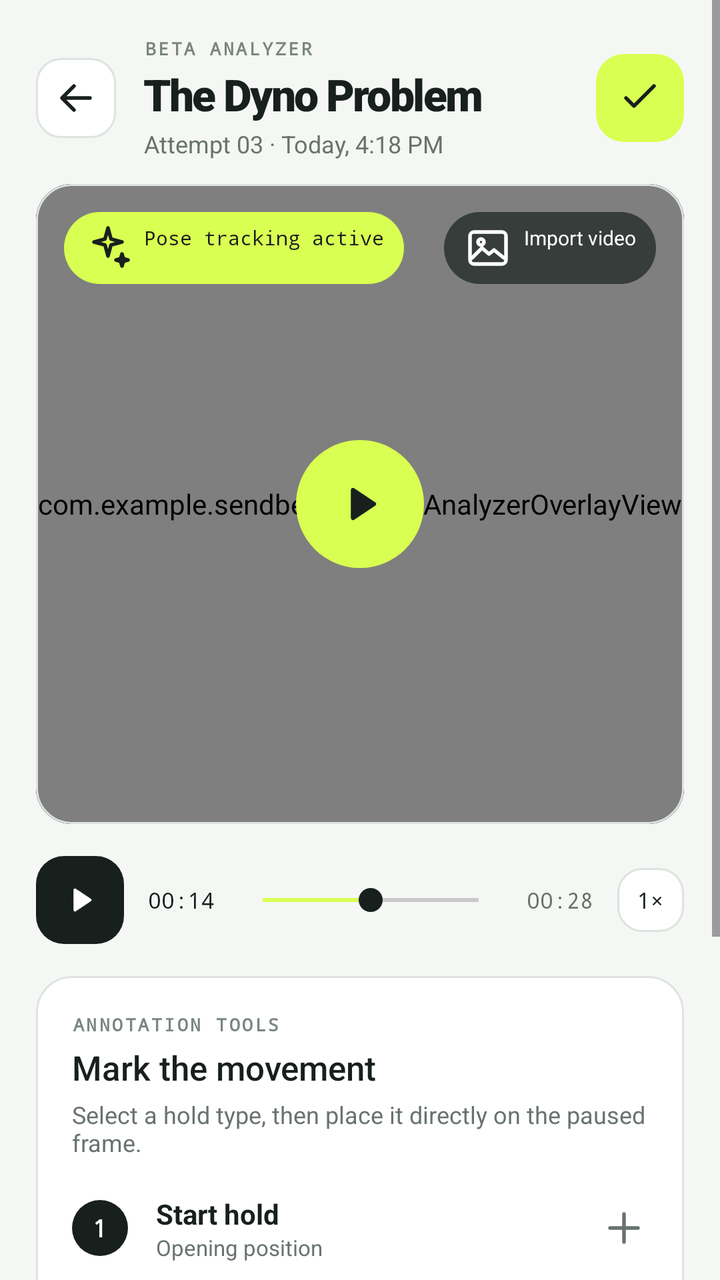
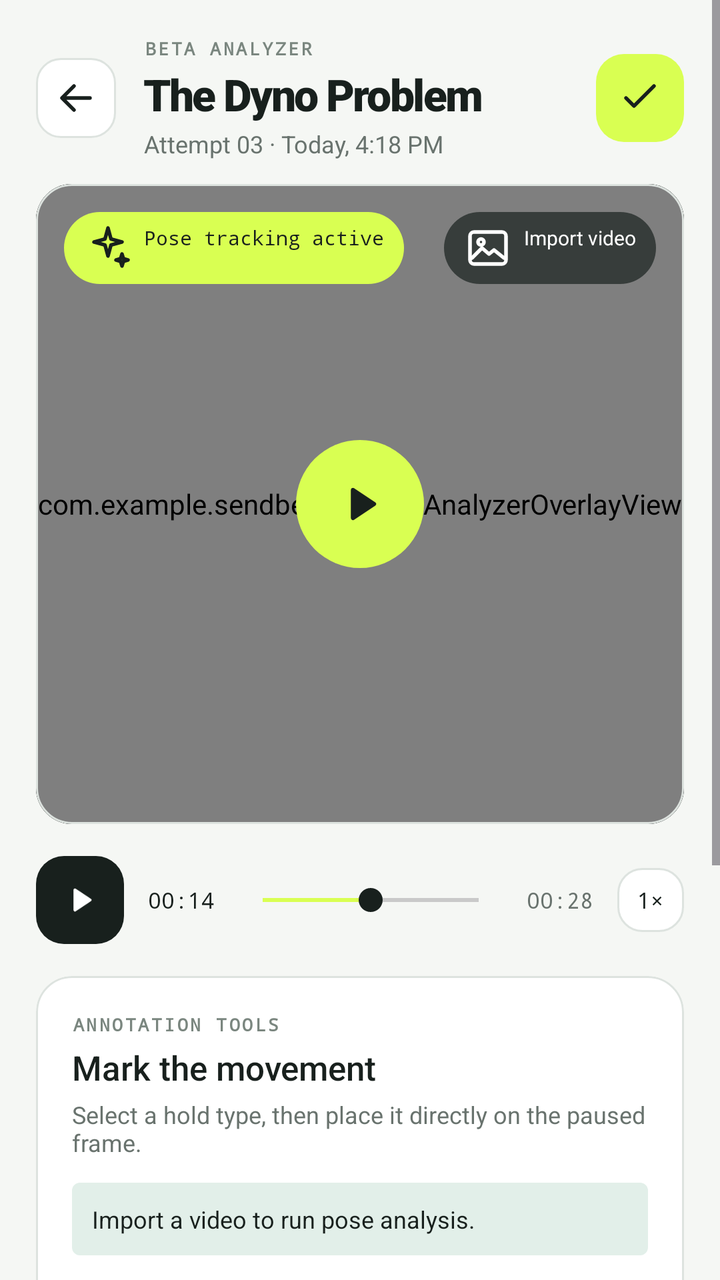

The first picture is an Android layout as it rendered before a commit; the second is the same layout after the commit. The layout source and the unified diff follow.
<!-- AndroidManifest.xml: application theme Theme.SendBeta -->
<!-- res/layout/fragment_analyzer.xml -->
<?xml version="1.0" encoding="utf-8"?>
<ScrollView
    xmlns:android="http://schemas.android.com/apk/res/android"
    xmlns:app="http://schemas.android.com/apk/res-auto"
    android:layout_width="match_parent"
    android:layout_height="match_parent"
    android:background="@color/paper"
    android:fillViewport="true">

    <LinearLayout
        android:layout_width="match_parent"
        android:layout_height="wrap_content"
        android:orientation="vertical"
        android:paddingBottom="100dp">

        
        <LinearLayout
            android:layout_width="match_parent"
            android:layout_height="wrap_content"
            android:gravity="center_vertical"
            android:orientation="horizontal"
            android:paddingHorizontal="18dp"
            android:paddingTop="18dp"
            android:paddingBottom="12dp">

            <ImageButton
                android:id="@+id/btn_back"
                android:layout_width="40dp"
                android:layout_height="40dp"
                android:background="@drawable/button_outlined"
                android:contentDescription="Back"
                android:src="@drawable/ic_back"
                app:tint="@color/ink" />

            <LinearLayout
                android:layout_width="0dp"
                android:layout_height="wrap_content"
                android:layout_marginStart="14dp"
                android:layout_weight="1"
                android:orientation="vertical">

                <TextView
                    android:layout_width="wrap_content"
                    android:layout_height="wrap_content"
                    android:fontFamily="monospace"
                    android:letterSpacing="0.13"
                    android:text="BETA ANALYZER"
                    android:textAllCaps="true"
                    android:textColor="#7A867F"
                    android:textSize="9sp"
                    android:textStyle="bold" />

                <TextView
                    android:id="@+id/analyzer_title"
                    android:layout_width="wrap_content"
                    android:layout_height="wrap_content"
                    android:layout_marginTop="2dp"
                    android:fontFamily="sans-serif-black"
                    android:letterSpacing="-0.04"
                    android:text="The Dyno Problem"
                    android:textColor="@color/ink"
                    android:textSize="22sp" />

                <TextView
                    android:id="@+id/analyzer_subtitle"
                    android:layout_width="wrap_content"
                    android:layout_height="wrap_content"
                    android:layout_marginTop="2dp"
                    android:text="Attempt 03 · Today, 4:18 PM"
                    android:textColor="@color/muted"
                    android:textSize="12sp" />
            </LinearLayout>

            
            <ImageButton
                android:id="@+id/btn_done"
                android:layout_width="44dp"
                android:layout_height="44dp"
                android:background="@drawable/button_lime"
                android:contentDescription="Done"
                android:src="@drawable/ic_check"
                app:tint="@color/ink" />
        </LinearLayout>

        
        <com.google.android.material.card.MaterialCardView
            android:id="@+id/video_card"
            android:layout_width="match_parent"
            android:layout_height="320dp"
            android:layout_marginHorizontal="18dp"
            app:cardBackgroundColor="@color/ink"
            app:cardCornerRadius="18dp"
            app:cardElevation="0dp">

            <FrameLayout
                android:layout_width="match_parent"
                android:layout_height="match_parent">

                
                <View
                    android:id="@+id/video_placeholder"
                    android:layout_width="match_parent"
                    android:layout_height="match_parent"
                    android:background="@drawable/camera_placeholder" />

                
                <VideoView
                    android:id="@+id/video_view"
                    android:layout_width="match_parent"
                    android:layout_height="match_parent"
                    android:layout_gravity="center"
                    android:visibility="gone" />

                
                <com.example.sendbeta.ui.BetaAnalyzerOverlayView
                    android:id="@+id/overlay_canvas"
                    android:layout_width="match_parent"
                    android:layout_height="match_parent" />

                
                <TextView
                    android:layout_width="wrap_content"
                    android:layout_height="wrap_content"
                    android:layout_gravity="top|start"
                    android:layout_margin="14dp"
                    android:background="@drawable/badge_pose_tracking"
                    android:drawableStart="@drawable/ic_spark"
                    android:drawablePadding="6dp"
                    android:fontFamily="monospace"
                    android:paddingHorizontal="10dp"
                    android:paddingVertical="6dp"
                    android:text="Pose tracking active"
                    android:textColor="@color/ink"
                    android:textSize="10sp"
                    app:drawableTint="@color/ink" />

                
                <TextView
                    android:id="@+id/btn_import_video"
                    android:layout_width="wrap_content"
                    android:layout_height="wrap_content"
                    android:layout_gravity="top|end"
                    android:layout_margin="14dp"
                    android:background="@drawable/camera_overlay_pill"
                    android:drawableStart="@drawable/ic_gallery"
                    android:drawablePadding="6dp"
                    android:paddingHorizontal="10dp"
                    android:paddingVertical="6dp"
                    android:text="Import video"
                    android:textColor="@color/white"
                    android:textSize="10sp"
                    app:drawableTint="@color/white" />

                
                <FrameLayout
                    android:id="@+id/btn_play_center"
                    android:layout_width="64dp"
                    android:layout_height="64dp"
                    android:layout_gravity="center"
                    android:background="@drawable/play_button_lime">

                    <ImageView
                        android:id="@+id/icon_play_center"
                        android:layout_width="28dp"
                        android:layout_height="28dp"
                        android:layout_gravity="center"
                        android:src="@drawable/ic_play"
                        app:tint="@color/ink" />
                </FrameLayout>
            </FrameLayout>
        </com.google.android.material.card.MaterialCardView>

        
        <LinearLayout
            android:layout_width="match_parent"
            android:layout_height="wrap_content"
            android:gravity="center_vertical"
            android:orientation="horizontal"
            android:paddingHorizontal="18dp"
            android:paddingTop="16dp">

            
            <FrameLayout
                android:id="@+id/btn_play_small"
                android:layout_width="44dp"
                android:layout_height="44dp"
                android:background="@drawable/button_dark">

                <ImageView
                    android:id="@+id/icon_play_small"
                    android:layout_width="20dp"
                    android:layout_height="20dp"
                    android:layout_gravity="center"
                    android:src="@drawable/ic_play"
                    app:tint="@color/white" />
            </FrameLayout>

            
            <TextView
                android:id="@+id/time_current"
                android:layout_width="wrap_content"
                android:layout_height="wrap_content"
                android:layout_marginStart="12dp"
                android:fontFamily="monospace"
                android:text="00:14"
                android:textColor="@color/ink"
                android:textSize="11sp" />

            
            <SeekBar
                android:id="@+id/scrub_bar"
                android:layout_width="0dp"
                android:layout_height="wrap_content"
                android:layout_marginHorizontal="8dp"
                android:layout_weight="1"
                android:max="280"
                android:progress="140"
                android:progressTint="@color/lime"
                android:thumbTint="@color/ink" />

            
            <TextView
                android:id="@+id/time_total"
                android:layout_width="wrap_content"
                android:layout_height="wrap_content"
                android:fontFamily="monospace"
                android:text="00:28"
                android:textColor="@color/muted"
                android:textSize="11sp" />

            
            <TextView
                android:id="@+id/btn_speed"
                android:layout_width="wrap_content"
                android:layout_height="32dp"
                android:layout_marginStart="12dp"
                android:background="@drawable/button_outlined"
                android:fontFamily="monospace"
                android:gravity="center"
                android:paddingHorizontal="10dp"
                android:text="1×"
                android:textColor="@color/ink"
                android:textSize="11sp" />
        </LinearLayout>

        
        <com.google.android.material.card.MaterialCardView
            android:layout_width="match_parent"
            android:layout_height="wrap_content"
            android:layout_marginHorizontal="18dp"
            android:layout_marginTop="16dp"
            app:cardBackgroundColor="@color/white"
            app:cardCornerRadius="18dp"
            app:cardElevation="0dp"
            app:strokeColor="@color/line"
            app:strokeWidth="1dp">

            <LinearLayout
                android:layout_width="match_parent"
                android:layout_height="wrap_content"
                android:orientation="vertical"
                android:padding="18dp">

                
                <TextView
                    android:layout_width="wrap_content"
                    android:layout_height="wrap_content"
                    android:fontFamily="monospace"
                    android:letterSpacing="0.13"
                    android:text="ANNOTATION TOOLS"
                    android:textAllCaps="true"
                    android:textColor="#7A867F"
                    android:textSize="9sp"
                    android:textStyle="bold" />

                <TextView
                    android:layout_width="wrap_content"
                    android:layout_height="wrap_content"
                    android:layout_marginTop="4dp"
                    android:fontFamily="sans-serif-medium"
                    android:text="Mark the movement"
                    android:textColor="@color/ink"
                    android:textSize="17sp" />

                <TextView
                    android:layout_width="wrap_content"
                    android:layout_height="wrap_content"
                    android:layout_marginTop="4dp"
                    android:text="Select a hold type, then place it directly on the paused frame."
                    android:textColor="@color/muted"
                    android:textSize="12sp" />

                
                <LinearLayout
                    android:layout_width="match_parent"
                    android:layout_height="wrap_content"
                    android:layout_marginTop="18dp"
                    android:gravity="center_vertical"
                    android:orientation="horizontal">

                    <TextView
                        android:layout_width="28dp"
                        android:layout_height="28dp"
                        android:background="@drawable/hold_badge_ink"
                        android:fontFamily="monospace"
                        android:gravity="center"
                        android:text="1"
                        android:textColor="@color/white"
                        android:textSize="12sp"
                        android:textStyle="bold" />

                    <LinearLayout
                        android:layout_width="0dp"
                        android:layout_height="wrap_content"
                        android:layout_marginStart="14dp"
                        android:layout_weight="1"
                        android:orientation="vertical">

                        <TextView
                            android:layout_width="wrap_content"
                            android:layout_height="wrap_content"
                            android:text="Start hold"
                            android:textColor="@color/ink"
                            android:textSize="14sp"
                            android:textStyle="bold" />

                        <TextView
                            android:layout_width="wrap_content"
                            android:layout_height="wrap_content"
                            android:text="Opening position"
                            android:textColor="@color/muted"
                            android:textSize="11sp" />
                    </LinearLayout>

                    <ImageView
                        android:layout_width="24dp"
                        android:layout_height="24dp"
                        android:src="@drawable/ic_plus"
                        app:tint="@color/muted" />
                </LinearLayout>

                
                <View
                    android:layout_width="match_parent"
                    android:layout_height="1dp"
                    android:layout_marginVertical="14dp"
                    android:background="@color/line" />

                
                <LinearLayout
                    android:layout_width="match_parent"
                    android:layout_height="wrap_content"
                    android:gravity="center_vertical"
                    android:orientation="horizontal">

                    <TextView
                        android:layout_width="28dp"
                        android:layout_height="28dp"
                        android:background="@drawable/hold_badge_lime"
                        android:fontFamily="monospace"
                        android:gravity="center"
                        android:text="2"
                        android:textColor="@color/ink"
                        android:textSize="12sp"
                        android:textStyle="bold" />

                    <LinearLayout
                        android:layout_width="0dp"
                        android:layout_height="wrap_content"
                        android:layout_marginStart="14dp"
                        android:layout_weight="1"
                        android:orientation="vertical">

                        <TextView
                            android:layout_width="wrap_content"
                            android:layout_height="wrap_content"
                            android:text="Crux hold"
                            android:textColor="@color/ink"
                            android:textSize="14sp"
                            android:textStyle="bold" />

                        <TextView
                            android:layout_width="wrap_content"
                            android:layout_height="wrap_content"
                            android:text="Hardest move"
                            android:textColor="@color/muted"
                            android:textSize="11sp" />
                    </LinearLayout>

                    <ImageView
                        android:layout_width="24dp"
                        android:layout_height="24dp"
                        android:src="@drawable/ic_plus"
                        app:tint="@color/muted" />
                </LinearLayout>

                
                <View
                    android:layout_width="match_parent"
                    android:layout_height="1dp"
                    android:layout_marginVertical="14dp"
                    android:background="@color/line" />

                
                <LinearLayout
                    android:layout_width="match_parent"
                    android:layout_height="wrap_content"
                    android:gravity="center_vertical"
                    android:orientation="horizontal">

                    <TextView
                        android:layout_width="28dp"
                        android:layout_height="28dp"
                        android:background="@drawable/hold_badge_ink"
                        android:fontFamily="monospace"
                        android:gravity="center"
                        android:text="3"
                        android:textColor="@color/white"
                        android:textSize="12sp"
                        android:textStyle="bold" />

                    <LinearLayout
                        android:layout_width="0dp"
                        android:layout_height="wrap_content"
                        android:layout_marginStart="14dp"
                        android:layout_weight="1"
                        android:orientation="vertical">

                        <TextView
                            android:layout_width="wrap_content"
                            android:layout_height="wrap_content"
                            android:text="Top hold"
                            android:textColor="@color/ink"
                            android:textSize="14sp"
                            android:textStyle="bold" />

                        <TextView
                            android:layout_width="wrap_content"
                            android:layout_height="wrap_content"
                            android:text="Finish position"
                            android:textColor="@color/muted"
                            android:textSize="11sp" />
                    </LinearLayout>

                    <ImageView
                        android:layout_width="24dp"
                        android:layout_height="24dp"
                        android:src="@drawable/ic_plus"
                        app:tint="@color/muted" />
                </LinearLayout>
            </LinearLayout>
        </com.google.android.material.card.MaterialCardView>
    </LinearLayout>
</ScrollView>
<!-- resources referenced by this layout -->
<resources>
  <color name="ink">#18201d</color>
  <color name="lime">#d9ff52</color>
  <color name="line">#dde3df</color>
  <color name="muted">#69736e</color>
  <color name="paper">#f5f7f4</color>
  <color name="white">#ffffff</color>
  <!-- drawable badge_pose_tracking (drawable) -->
  <?xml version="1.0" encoding="utf-8"?>
  <shape xmlns:android="http://schemas.android.com/apk/res/android"
      android:shape="rectangle">
      <solid android:color="@color/lime" />
      <corners android:radius="20dp" />
  </shape>
  <!-- drawable button_dark (drawable) -->
  <?xml version="1.0" encoding="utf-8"?>
  <shape xmlns:android="http://schemas.android.com/apk/res/android"
      android:shape="rectangle">
      <solid android:color="@color/ink" />
      <corners android:radius="14dp" />
  </shape>
  <!-- drawable button_lime (drawable) -->
  <?xml version="1.0" encoding="utf-8"?>
  <shape xmlns:android="http://schemas.android.com/apk/res/android"
      android:shape="rectangle">
      <solid android:color="@color/lime" />
      <corners android:radius="14dp" />
  </shape>
  <!-- drawable button_outlined (drawable) -->
  <?xml version="1.0" encoding="utf-8"?>
  <shape xmlns:android="http://schemas.android.com/apk/res/android"
      android:shape="rectangle">
      <solid android:color="@color/white" />
      <stroke
          android:width="1dp"
          android:color="@color/line" />
      <corners android:radius="12dp" />
  </shape>
  <!-- drawable camera_overlay_pill (drawable) -->
  <?xml version="1.0" encoding="utf-8"?>
  <shape xmlns:android="http://schemas.android.com/apk/res/android"
      android:shape="rectangle">
      <solid android:color="#B018201d" />
      <corners android:radius="20dp" />
  </shape>
  <!-- drawable camera_placeholder (drawable) -->
  <?xml version="1.0" encoding="utf-8"?>
  <shape xmlns:android="http://schemas.android.com/apk/res/android"
      android:shape="rectangle">
      <gradient
          android:angle="135"
          android:startColor="#2d3a35"
          android:endColor="#1a2420"
          android:type="linear" />
  </shape>
  <!-- drawable hold_badge_ink (drawable) -->
  <?xml version="1.0" encoding="utf-8"?>
  <shape xmlns:android="http://schemas.android.com/apk/res/android"
      android:shape="oval">
      <solid android:color="@color/ink" />
  </shape>
  <!-- drawable hold_badge_lime (drawable) -->
  <?xml version="1.0" encoding="utf-8"?>
  <shape xmlns:android="http://schemas.android.com/apk/res/android"
      android:shape="oval">
      <solid android:color="@color/lime" />
  </shape>
  <!-- drawable play_button_lime (drawable) -->
  <?xml version="1.0" encoding="utf-8"?>
  <shape xmlns:android="http://schemas.android.com/apk/res/android"
      android:shape="oval">
      <solid android:color="@color/lime" />
  </shape>
  <style name="Theme.SendBeta" parent="Base.Theme.SendBeta" />
  <color name="lime_dark">#b9e72a</color>
  <style name="Widget.SendBeta.CardView" parent="Widget.Material3.CardView.Outlined">
          <item name="cardBackgroundColor">@color/white</item>
          <item name="cardCornerRadius">14dp</item>
          <item name="cardElevation">0dp</item>
          <item name="strokeColor">@color/line</item>
          <item name="strokeWidth">1dp</item>
      </style>
  <style name="Widget.SendBeta.Chip" parent="Widget.Material3.Chip.Filter">
          <item name="chipBackgroundColor">@color/chip_background_color</item>
          <item name="chipStrokeColor">@color/line</item>
          <item name="chipStrokeWidth">1dp</item>
          <item name="android:textColor">@color/chip_text_color</item>
          <item name="chipCornerRadius">20dp</item>
      </style>
  <!-- unchanged entries left out for length: 7 -->
</resources>

<!-- the commit's change to res/layout/fragment_analyzer.xml (unified diff, before → after) -->
@@ -129,6 +129,7 @@
                     android:fontFamily="monospace"
                     android:paddingHorizontal="10dp"
                     android:paddingVertical="6dp"
+                    android:id="@+id/pose_badge"
                     android:text="Pose tracking active"
                     android:textColor="@color/ink"
                     android:textSize="10sp"
@@ -291,7 +292,24 @@
                     android:textSize="12sp" />
 
                 
+                <TextView
+                    android:id="@+id/analysis_summary"
+                    android:layout_width="match_parent"
+                    android:layout_height="wrap_content"
+                    android:layout_marginTop="12dp"
+                    android:background="@drawable/stat_badge"
+                    android:padding="10dp"
+                    android:text="Import a video to run pose analysis."
+                    android:textColor="@color/ink"
+                    android:textSize="12sp" />
+
+                
                 <LinearLayout
+                    android:id="@+id/row_start"
+                    android:background="?attr/selectableItemBackground"
+                    android:clickable="true"
+                    android:focusable="true"
+                    android:paddingVertical="4dp"
                     android:layout_width="match_parent"
                     android:layout_height="wrap_content"
                     android:layout_marginTop="18dp"
@@ -327,6 +345,7 @@
                         <TextView
                             android:layout_width="wrap_content"
                             android:layout_height="wrap_content"
+                            android:id="@+id/sub_start"
                             android:text="Opening position"
                             android:textColor="@color/muted"
                             android:textSize="11sp" />
@@ -335,6 +354,7 @@
                     <ImageView
                         android:layout_width="24dp"
                         android:layout_height="24dp"
+                        android:id="@+id/icon_start"
                         android:src="@drawable/ic_plus"
                         app:tint="@color/muted" />
                 </LinearLayout>
@@ -348,6 +368,11 @@
 
                 
                 <LinearLayout
+                    android:id="@+id/row_crux"
+                    android:background="?attr/selectableItemBackground"
+                    android:clickable="true"
+                    android:focusable="true"
+                    android:paddingVertical="4dp"
                     android:layout_width="match_parent"
                     android:layout_height="wrap_content"
                     android:gravity="center_vertical"
@@ -382,6 +407,7 @@
                         <TextView
                             android:layout_width="wrap_content"
                             android:layout_height="wrap_content"
+                            android:id="@+id/sub_crux"
                             android:text="Hardest move"
                             android:textColor="@color/muted"
                             android:textSize="11sp" />
@@ -390,6 +416,7 @@
                     <ImageView
                         android:layout_width="24dp"
                         android:layout_height="24dp"
+                        android:id="@+id/icon_crux"
                         android:src="@drawable/ic_plus"
                         app:tint="@color/muted" />
                 </LinearLayout>
@@ -403,6 +430,11 @@
 
                 
                 <LinearLayout
+                    android:id="@+id/row_top"
+                    android:background="?attr/selectableItemBackground"
+                    android:clickable="true"
+                    android:focusable="true"
+                    android:paddingVertical="4dp"
                     android:layout_width="match_parent"
                     android:layout_height="wrap_content"
                     android:gravity="center_vertical"
@@ -437,6 +469,7 @@
                         <TextView
                             android:layout_width="wrap_content"
                             android:layout_height="wrap_content"
+                            android:id="@+id/sub_top"
                             android:text="Finish position"
                             android:textColor="@color/muted"
                             android:textSize="11sp" />
@@ -445,6 +478,7 @@
                     <ImageView
                         android:layout_width="24dp"
                         android:layout_height="24dp"
+                        android:id="@+id/icon_top"
                         android:src="@drawable/ic_plus"
                         app:tint="@color/muted" />
                 </LinearLayout>
<!-- resource entries referenced after the edit -->
@@ -72,6 +72,13 @@
       android:shape="oval">
       <solid android:color="@color/lime" />
   </shape>
+  <!-- drawable stat_badge (drawable) -->
+  <?xml version="1.0" encoding="utf-8"?>
+  <shape xmlns:android="http://schemas.android.com/apk/res/android"
+      android:shape="rectangle">
+      <solid android:color="#201a7f55" />
+      <corners android:radius="4dp" />
+  </shape>
   <style name="Theme.SendBeta" parent="Base.Theme.SendBeta" />
   <color name="lime_dark">#b9e72a</color>
   <style name="Widget.SendBeta.CardView" parent="Widget.Material3.CardView.Outlined">
